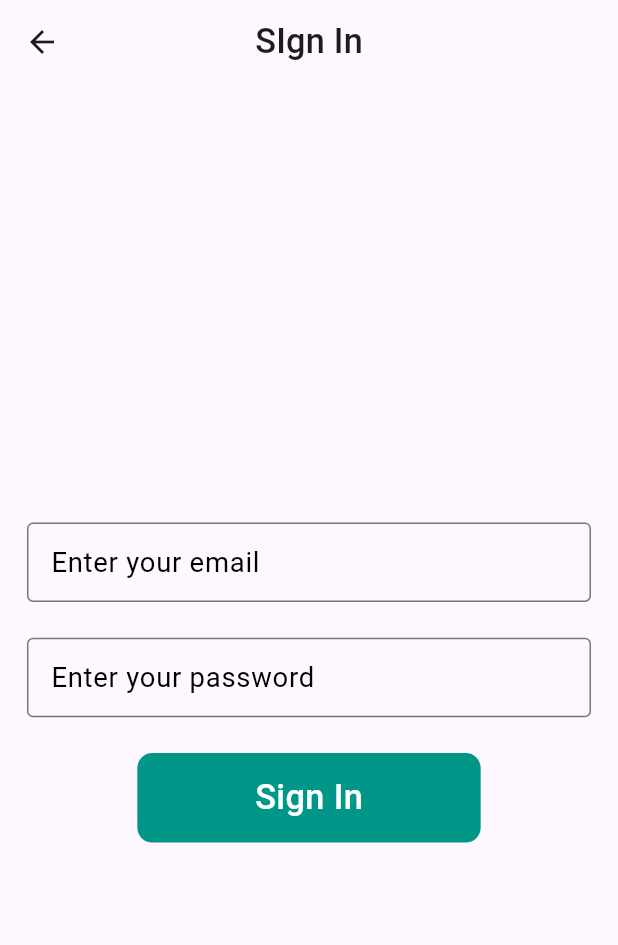
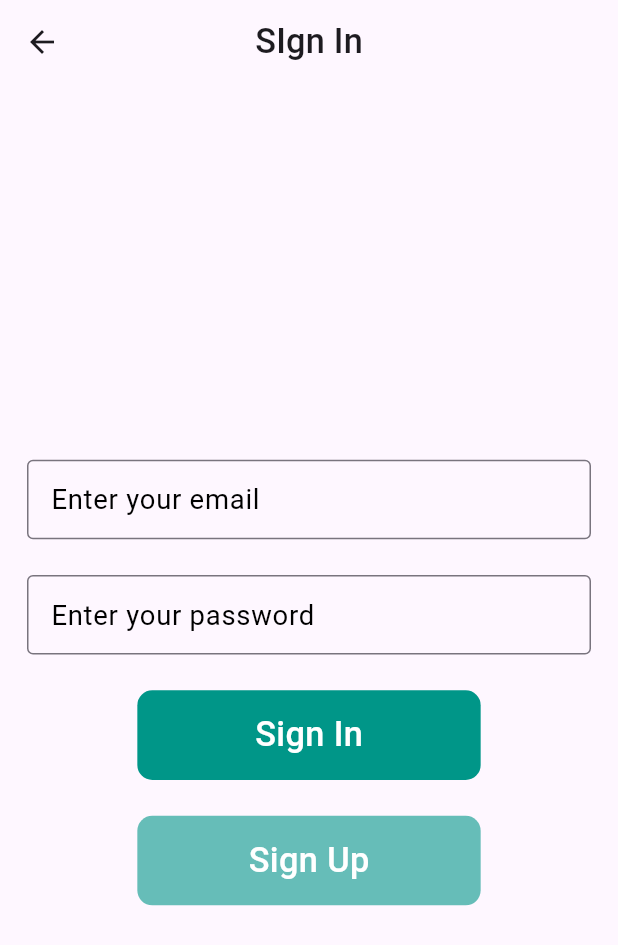
Before and after one commit to kalemullah/male_class_firebase, a Flutter app: the screen it shows after launch, after a tap on "Sign Up", after a tap on "Sign In", on a phone screen of 412 x 824 dp. Shown: the top 945 px of the screen. Run offline on Flutter 3.47's test engine with Material 3 defaults, Android fonts, the phone set to English and light mode, and no system bars; our stand-ins replace firebase_auth, firebase_core, firebase_database, flutter_screenutil, fluttertoast; accounts and stored records are empty.

```diff
--- a/lib/UI/auth/login/login.dart
+++ b/lib/UI/auth/login/login.dart
@@ -1,4 +1,5 @@
 import 'package:firebase_auth/firebase_auth.dart';
+import 'package:firebase_project/UI/auth/sign_up/sign_up.dart';
 import 'package:firebase_project/UI/home_scree/home_screen.dart';
 import 'package:firebase_project/custom_widgets/custom_button.dart';
 import 'package:firebase_project/utils/tost_popup.dart';
@@ -102,6 +103,20 @@ class _LoginScreenState extends State<LoginScreen> {
                       login();
                     }
                   },
+                ),
+                SizedBox(height: 20.h),
+                CustomButton(
+                  text: 'Sign Up',
+                  height: 50.h,
+                  width: 200.w,
+                  isloading: isloading,
+                  color: Colors.teal.withOpacity(.6),
+                  onPressed: () {
+                    Navigator.push(context,
+                        MaterialPageRoute(builder: (context) {
+                      return SignUpScreen();
+                    }));
+                  },
                 )
               ],
             ),
--- a/lib/UI/auth/sign_up/sign_up.dart
+++ b/lib/UI/auth/sign_up/sign_up.dart
@@ -3,6 +3,7 @@
 // 2. adb tcpip 5555
 // 3. adb connect 192.168.10.1:5555
 import 'package:firebase_auth/firebase_auth.dart';
+import 'package:firebase_database/firebase_database.dart';
 import 'package:firebase_project/UI/auth/login/login.dart';
 import 'package:firebase_project/UI/home_scree/home_screen.dart';
 import 'package:firebase_project/custom_widgets/custom_button.dart';
@@ -19,9 +20,11 @@ class SignUpScreen extends StatefulWidget {
 
 class _SignUpScreenState extends State<SignUpScreen> {
   TextEditingController emailController = TextEditingController();
+  TextEditingController nameController = TextEditingController();
   final _formKey = GlobalKey<FormState>();
   bool isloading = false;
   FirebaseAuth auth = FirebaseAuth.instance;
+  DatabaseReference db = FirebaseDatabase.instance.ref('Users');
   TextEditingController passwordController = TextEditingController();
 
   void signup() {
@@ -33,6 +36,11 @@ class _SignUpScreenState extends State<SignUpScreen> {
             email: emailController.text.toString().trim(),
             password: passwordController.text.toString().trim())
         .then((v) {
+      db.child(v.user!.uid).set({
+        'email': emailController.text.toString().trim(),
+        'name': nameController.text.toString().trim(),
+        'uid': v.user!.uid,
+      });
       ToastPopUp().toast('Sign Up successful', Colors.green, Colors.white);
       Navigator.pushReplacement(
           context, MaterialPageRoute(builder: (context) => const HomeScreen()));
@@ -65,6 +73,22 @@ class _SignUpScreenState extends State<SignUpScreen> {
               mainAxisAlignment: MainAxisAlignment.center,
               children: [
                 SizedBox(height: 30),
+                TextFormField(
+                  validator: (value) {
+                    if (value!.isEmpty) {
+                      return 'Please enter your name';
+                    }
+                    return null;
+                  },
+                  controller: nameController,
+                  keyboardType: TextInputType.emailAddress,
+                  style: TextStyle(color: Colors.black),
+                  decoration: InputDecoration(
+                      hintText: 'Enter your name',
+                      border: OutlineInputBorder(),
+                      hintStyle: TextStyle(color: Colors.black)),
+                ),
+                SizedBox(height: 20),
                 TextFormField(
                   validator: (value) {
                     if (value!.isEmpty) {
--- a/pubspec.yaml
+++ b/pubspec.yaml
@@ -38,7 +38,7 @@ dependencies:
   firebase_core: ^3.4.0
   firebase_storage: ^12.2.0
   firebase_auth: ^5.2.0
-  cloud_firestore: ^5.3.0
+  cloud_firestore: ^5.4.2
   firebase_database: ^11.1.0
   flutter_screenutil: ^5.9.3
   fluttertoast: ^8.2.8
```
Also changed, not shown: lib/UI/home_scree/home_screen.dart (+10 -1 lines), pubspec.lock.
